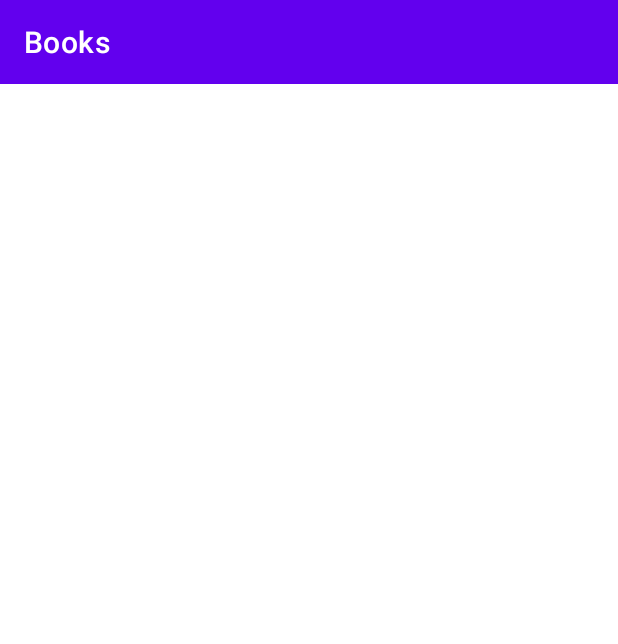
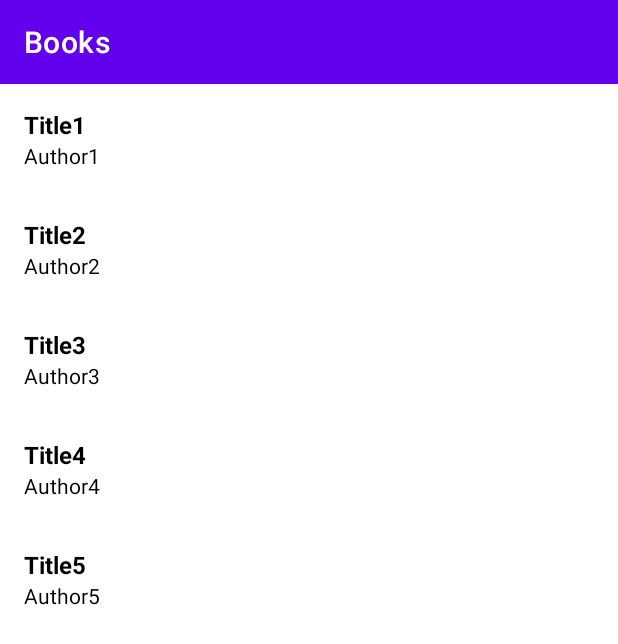
Before and after one commit to LucasCabralDevv/New_York_Times_List_Books, an Android app: the screen it shows after launch (BooksActivity), on a phone screen of 412 x 824 dp. Shown: the top 644 px of the screen. Run offline under Robolectric (Android 15) with nearby library versions, the phone set to English and light mode, and no system bars.

Commit message:
RecyclerView finalizada.

```diff
--- a/app/src/main/java/com/lucascabral/newyorktimesbooks/activity/BooksActivity.kt
+++ b/app/src/main/java/com/lucascabral/newyorktimesbooks/activity/BooksActivity.kt
@@ -3,7 +3,11 @@ package com.lucascabral.newyorktimesbooks.activity
 import android.graphics.Color
 import androidx.appcompat.app.AppCompatActivity
 import android.os.Bundle
+import androidx.recyclerview.widget.LinearLayoutManager
+import androidx.recyclerview.widget.RecyclerView
 import com.lucascabral.newyorktimesbooks.R
+import com.lucascabral.newyorktimesbooks.adapter.BooksAdapter
+import com.lucascabral.newyorktimesbooks.data.model.Book
 import kotlinx.android.synthetic.main.activity_books.*
 
 class BooksActivity : AppCompatActivity() {
@@ -12,10 +16,26 @@ class BooksActivity : AppCompatActivity() {
         setContentView(R.layout.activity_books)
 
         setupToolbar()
+
+        with(booksRecyclerView) {
+            layoutManager = LinearLayoutManager(this@BooksActivity, RecyclerView.VERTICAL, false)
+            setHasFixedSize(true)
+            adapter = BooksAdapter(getBooks())
+        }
     }
 
     private fun setupToolbar() {
         toolbarMain.title = getString(R.string.toolbarMain_title)
         setSupportActionBar(toolbarMain)
     }
+
+    private fun getBooks(): List<Book> {
+        return listOf<Book>(
+                Book("Title1", "Author1"),
+                Book("Title2", "Author2"),
+                Book("Title3", "Author3"),
+                Book("Title4", "Author4"),
+                Book("Title5", "Author5")
+        )
+    }
 }
--- /dev/null
+++ b/app/src/main/java/com/lucascabral/newyorktimesbooks/adapter/BooksAdapter.kt
@@ -0,0 +1,36 @@
+package com.lucascabral.newyorktimesbooks.adapter
+
+import android.view.LayoutInflater
+import android.view.View
+import android.view.ViewGroup
+import androidx.recyclerview.widget.RecyclerView
+import com.lucascabral.newyorktimesbooks.R
+import com.lucascabral.newyorktimesbooks.data.model.Book
+import kotlinx.android.synthetic.main.item_book.view.*
+
+class BooksAdapter(
+        private val books: List<Book>
+) : RecyclerView.Adapter<BooksAdapter.BooksViewHolder>() {
+
+    override fun onCreateViewHolder(parent: ViewGroup, viewType: Int): BooksViewHolder {
+        val view = LayoutInflater.from(parent.context).inflate(R.layout.item_book, parent, false)
+        return BooksViewHolder(view)
+    }
+
+    override fun onBindViewHolder(holder: BooksViewHolder, position: Int) {
+        holder.bindView(books[position])
+    }
+
+    override fun getItemCount() = books.count()
+
+    inner class BooksViewHolder(itemView: View) : RecyclerView.ViewHolder(itemView) {
+
+        private val title = itemView.bookTitleTextView
+        private val author = itemView.bookAuthorTextView
+
+        fun bindView(book: Book) {
+            title.text = book.title
+            author.text = book.author
+        }
+    }
+}
--- /dev/null
+++ b/app/src/main/java/com/lucascabral/newyorktimesbooks/data/model/Book.kt
@@ -0,0 +1,6 @@
+package com.lucascabral.newyorktimesbooks.data.model
+
+data class Book (
+        val title: String?,
+        val author: String
+)
--- a/app/src/main/res/layout/activity_books.xml
+++ b/app/src/main/res/layout/activity_books.xml
@@ -22,6 +22,7 @@
         android:layout_height="wrap_content"
         app:layout_constraintEnd_toEndOf="parent"
         app:layout_constraintStart_toStartOf="parent"
-        app:layout_constraintTop_toBottomOf="@+id/toolbarMain" />
+        app:layout_constraintTop_toBottomOf="@+id/toolbarMain"
+        tools:listitem="@layout/item_book"/>
 
 </androidx.constraintlayout.widget.ConstraintLayout>
--- /dev/null
+++ b/app/src/main/res/layout/item_book.xml
@@ -0,0 +1,26 @@
+<?xml version="1.0" encoding="utf-8"?>
+<LinearLayout xmlns:android="http://schemas.android.com/apk/res/android"
+    xmlns:tools="http://schemas.android.com/tools"
+    android:layout_width="match_parent"
+    android:layout_height="wrap_content"
+    android:orientation="vertical"
+    android:padding="16dp">
+
+    <TextView
+        android:id="@+id/bookTitleTextView"
+        android:layout_width="wrap_content"
+        android:layout_height="wrap_content"
+        android:textColor="#000"
+        android:textSize="16sp"
+        android:textStyle="bold"
+        tools:text="Title" />
+
+    <TextView
+        android:id="@+id/bookAuthorTextView"
+        android:layout_width="wrap_content"
+        android:layout_height="wrap_content"
+        android:textColor="#000"
+        android:textSize="14sp"
+        tools:text="Author" />
+
+</LinearLayout>
```
